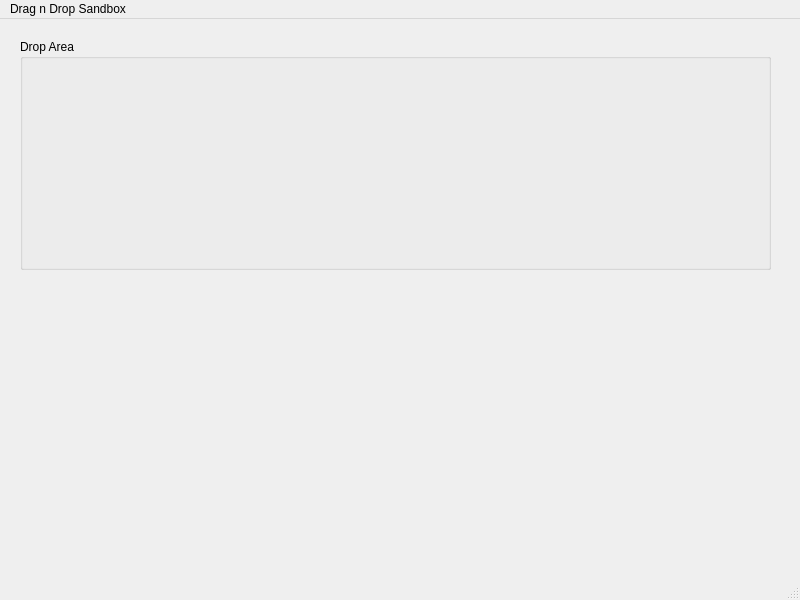
This is DragDropSandbox/dragdropsandbox.ui in waxspin/DragDropSandbox as Qt 5 draws it before an edit. The edited form follows.
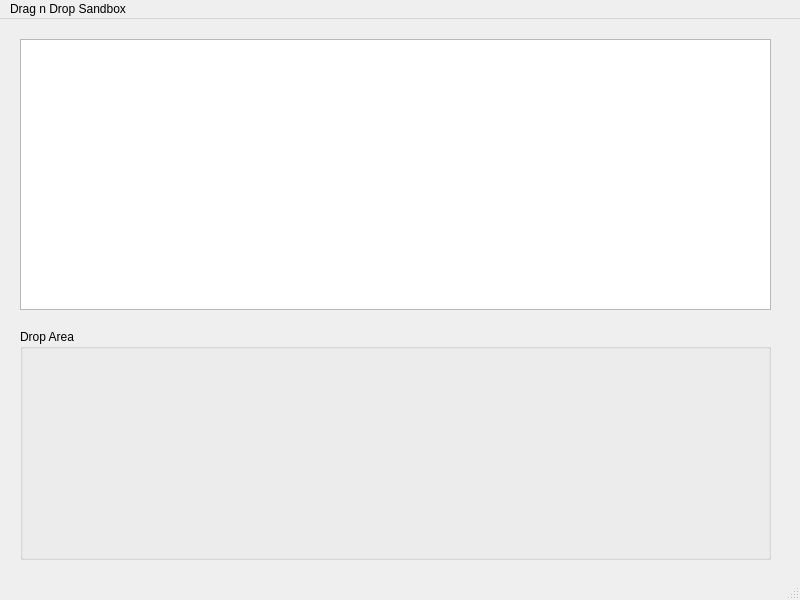
This is the edited form.

Commit message: Drag source and drop area in place, need a data provider for the list, and to make the logic for the drag/drop interactivity.

What changed in the file:
```diff
--- a/DragDropSandbox/dragdropsandbox.ui
+++ b/DragDropSandbox/dragdropsandbox.ui
@@ -18,7 +18,7 @@
     <property name="geometry">
      <rect>
       <x>20</x>
-      <y>20</y>
+      <y>310</y>
       <width>751</width>
       <height>231</height>
      </rect>
@@ -27,6 +27,19 @@
      <string>Drop Area</string>
     </property>
    </widget>
+   <widget class="QListWidget" name="listWidget">
+    <property name="geometry">
+     <rect>
+      <x>20</x>
+      <y>20</y>
+      <width>751</width>
+      <height>271</height>
+     </rect>
+    </property>
+    <property name="dragEnabled">
+     <bool>true</bool>
+    </property>
+   </widget>
   </widget>
   <widget class="QMenuBar" name="menubar">
    <property name="geometry">
```
Left out of the diff: 3 changed lines with no effect on the pictures. The commit also changes 6 other files.
